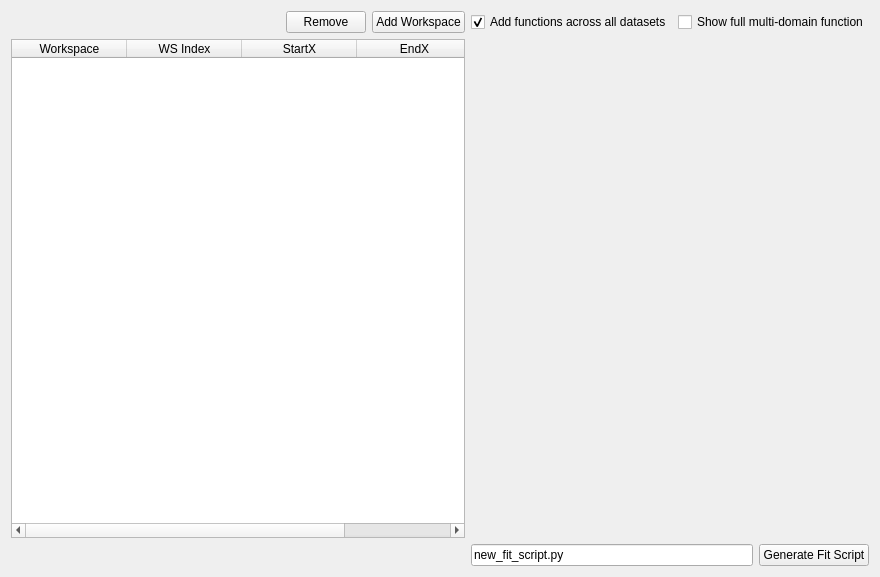
The window that qt/widgets/common/inc/MantidQtWidgets/Common/FitScriptGenerator.ui (mantidproject/mantid) describes before a commit, drawn with Qt 5.
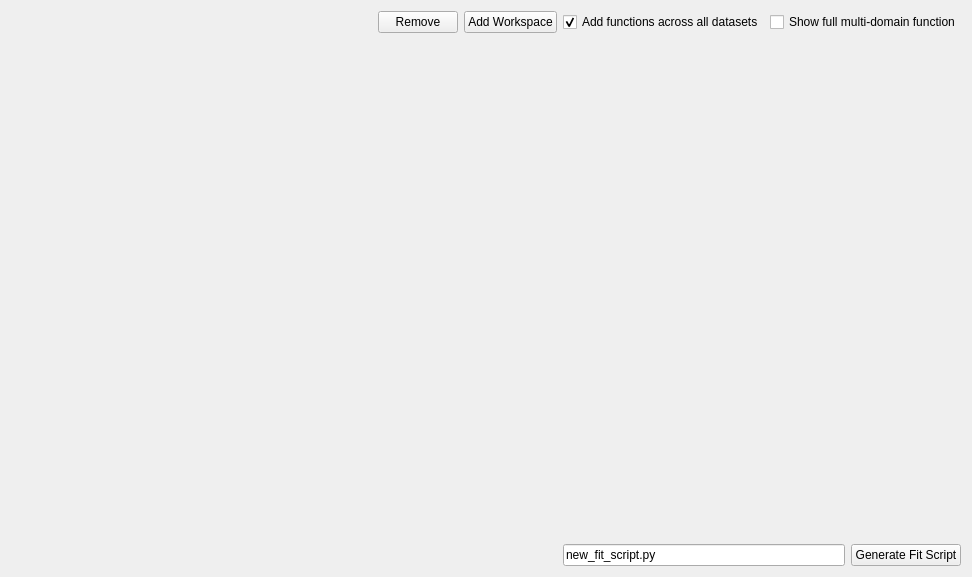
The same window after the commit.

Commit message: Refs #29906. Implement table widget programatically.

```diff
--- a/qt/widgets/common/inc/MantidQtWidgets/Common/FitScriptGenerator.ui
+++ b/qt/widgets/common/inc/MantidQtWidgets/Common/FitScriptGenerator.ui
@@ -6,7 +6,7 @@
    <rect>
     <x>0</x>
     <y>0</y>
-    <width>880</width>
+    <width>972</width>
     <height>577</height>
    </rect>
   </property>
@@ -14,60 +14,35 @@
    <string>Fit Script Generator</string>
   </property>
   <layout class="QGridLayout" name="gridLayout">
-   <item row="0" column="1">
-    <widget class="QPushButton" name="pbRemove">
-     <property name="text">
-      <string>Remove</string>
-     </property>
-    </widget>
-   </item>
-   <item row="0" column="0">
-    <spacer name="horizontalSpacer">
+   <item row="1" column="3" rowspan="2" colspan="3">
+    <widget class="QFrame" name="fBrowsers">
+     <layout class="QVBoxLayout" name="verticalLayout">
+      <property name="leftMargin">
+       <number>0</number>
+      </property>
+      <property name="topMargin">
+       <number>0</number>
+      </property>
+      <property name="rightMargin">
+       <number>0</number>
+      </property>
+      <property name="bottomMargin">
+       <number>0</number>
+      </property>
+      <item>
+       <widget class="QSplitter" name="splitter">
+        <property name="sizePolicy">
+         <sizepolicy hsizetype="Preferred" vsizetype="Expanding">
+          <horstretch>0</horstretch>
+          <verstretch>5</verstretch>
+         </sizepolicy>
+        </property>
      <property name="orientation">
-      <enum>Qt::Horizontal</enum>
-     </property>
-     <property name="sizeHint" stdset="0">
-      <size>
-       <width>325</width>
-       <height>20</height>
-      </size>
-     </property>
-    </spacer>
-   </item>
-   <item row="1" column="0" rowspan="3" colspan="3">
-    <widget class="QTableWidget" name="twDomainData">
-     <attribute name="horizontalHeaderDefaultSectionSize">
-      <number>115</number>
-     </attribute>
-     <attribute name="horizontalHeaderMinimumSectionSize">
-      <number>50</number>
-     </attribute>
-     <attribute name="horizontalHeaderStretchLastSection">
-      <bool>true</bool>
-     </attribute>
-     <attribute name="verticalHeaderVisible">
-      <bool>false</bool>
-     </attribute>
-     <column>
-      <property name="text">
-       <string>Workspace</string>
-      </property>
-     </column>
-     <column>
-      <property name="text">
-       <string>WS Index</string>
-      </property>
-     </column>
-     <column>
-      <property name="text">
-       <string>StartX</string>
-      </property>
-     </column>
-     <column>
-      <property name="text">
-       <string>EndX</string>
-      </property>
-     </column>
+         <enum>Qt::Vertical</enum>
+        </property>
+       </widget>
+      </item>
+     </layout>
     </widget>
    </item>
    <item row="0" column="3">
@@ -80,6 +55,13 @@
      </property>
     </widget>
    </item>
+   <item row="3" column="3" colspan="2">
+    <widget class="QLineEdit" name="leScriptName">
+     <property name="text">
+      <string>new_fit_script.py</string>
+     </property>
+    </widget>
+   </item>
    <item row="0" column="2">
     <widget class="QPushButton" name="pbAddWorkspace">
      <property name="text">
@@ -94,23 +76,36 @@
      </property>
     </widget>
    </item>
-   <item row="4" column="3" colspan="2">
-    <widget class="QLineEdit" name="leScriptName">
-     <property name="text">
-      <string>new_fit_script.py</string>
-     </property>
-    </widget>
-   </item>
-   <item row="4" column="5">
+   <item row="3" column="5">
     <widget class="QPushButton" name="pbGenerateFitScript">
      <property name="text">
       <string>Generate Fit Script</string>
      </property>
     </widget>
    </item>
-   <item row="1" column="3" rowspan="3" colspan="3">
-    <widget class="QFrame" name="fBrowsers">
-     <layout class="QVBoxLayout" name="verticalLayout">
+   <item row="0" column="1">
+    <widget class="QPushButton" name="pbRemove">
+     <property name="text">
+      <string>Remove</string>
+     </property>
+    </widget>
+   </item>
+   <item row="0" column="0">
+    <spacer name="horizontalSpacer">
+     <property name="orientation">
+      <enum>Qt::Horizontal</enum>
+     </property>
+     <property name="sizeHint" stdset="0">
+      <size>
+       <width>325</width>
+       <height>20</height>
+      </size>
+     </property>
+    </spacer>
+   </item>
+   <item row="1" column="0" rowspan="2" colspan="3">
+    <widget class="QFrame" name="fDataTable">
+     <layout class="QGridLayout" name="gridLayout_2">
       <property name="leftMargin">
        <number>0</number>
       </property>
@@ -123,19 +118,6 @@
       <property name="bottomMargin">
        <number>0</number>
       </property>
-      <item>
-       <widget class="QSplitter" name="splitter">
-        <property name="sizePolicy">
-         <sizepolicy hsizetype="Preferred" vsizetype="Expanding">
-          <horstretch>0</horstretch>
-          <verstretch>5</verstretch>
-         </sizepolicy>
-        </property>
-        <property name="orientation">
-         <enum>Qt::Vertical</enum>
-        </property>
-       </widget>
-      </item>
      </layout>
     </widget>
    </item>
```
Lines whose indentation alone changed are shown as unchanged. The commit also changes 5 other files.
